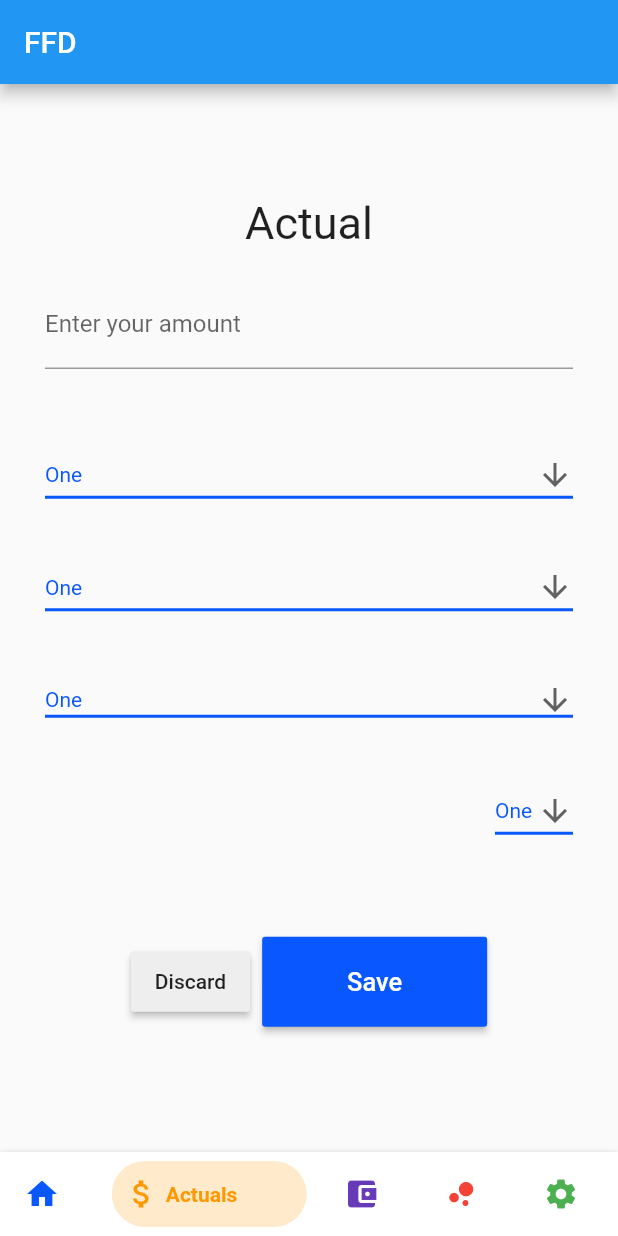
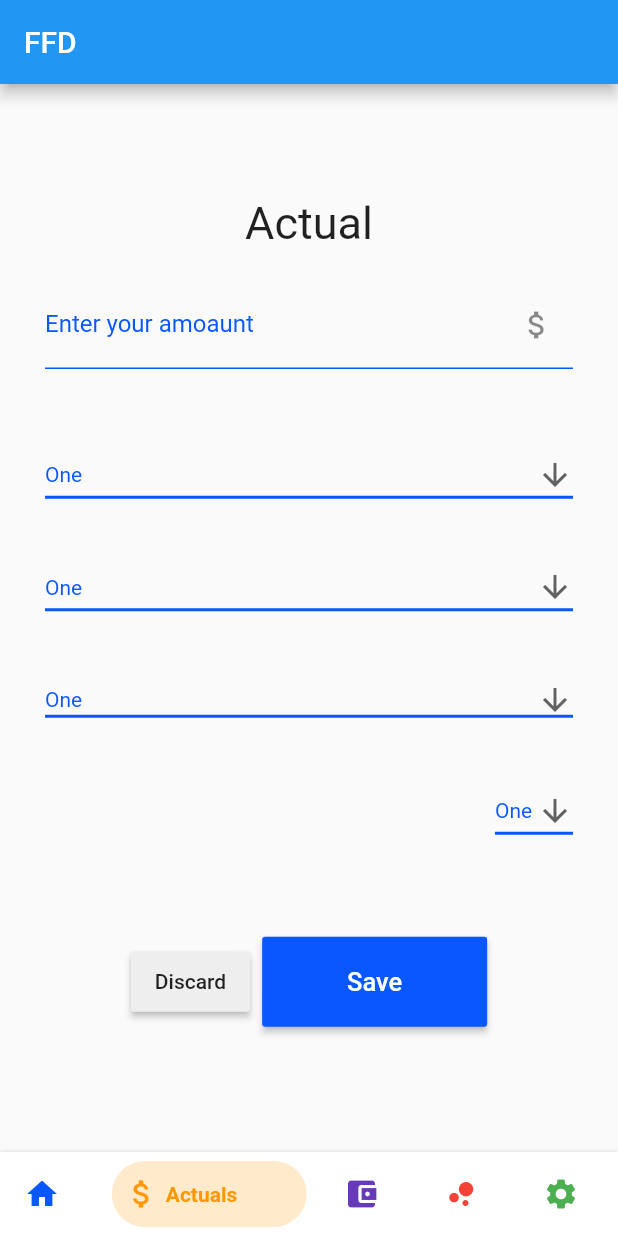
Before and after one commit to jkbngl/FFD, a Flutter app: the MyHomePage screen opened directly, swiped to page 2, on a phone screen of 412 x 824 dp. Run offline on Flutter 3.47's test engine with Material 2 defaults, Android fonts, the phone set to English and light mode, and no system bars; drawn by our look-alikes of bottom_navy_bar; our stand-ins replace syncfusion_flutter_charts.

Commit message:
#27 adjusted style and color of inputtextfield to new color scheme

```diff
--- a/flutter/ffd/lib/backup_color_change_on_nav_tab.dart
+++ b/flutter/ffd/lib/backup_color_change_on_nav_tab.dart
@@ -184,8 +184,15 @@ class _MyHomePageState extends State<MyHomePage> {
                   //child: Text('Submit'),
                   child: TextFormField(
                     decoration: InputDecoration(
-                      labelText: 'Enter your amount',
-                    ),
+                      labelText: 'Enter your amoaunt',
+                      suffixIcon: Icon(Icons.attach_money),
+                      labelStyle: TextStyle(color: Color(0xff0957FF)),
+                      enabledBorder: new UnderlineInputBorder(
+                          borderSide: new BorderSide(color: Color(0xff0957FF))
+
+                      ),
+                    )
+                    ,
                   ),
                 ),
                 Container(
@@ -304,9 +311,7 @@ class _MyHomePageState extends State<MyHomePage> {
                     height: 100.0,
                   ),
                   padding: const EdgeInsets.all(30.0),
-                  //color: Colors.blue[600],
                   alignment: Alignment.center,
-                  //child: Text('Submit'),
                   child: DropdownButton<String>(
                     value: dropdownValue,
                     icon: Icon(Icons.arrow_downward),
```
